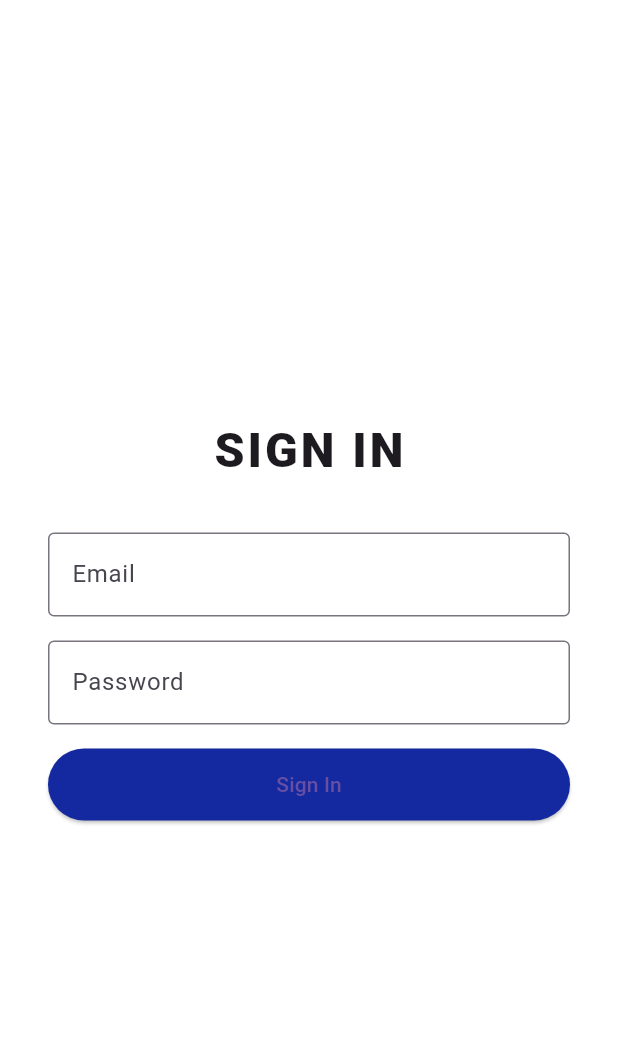
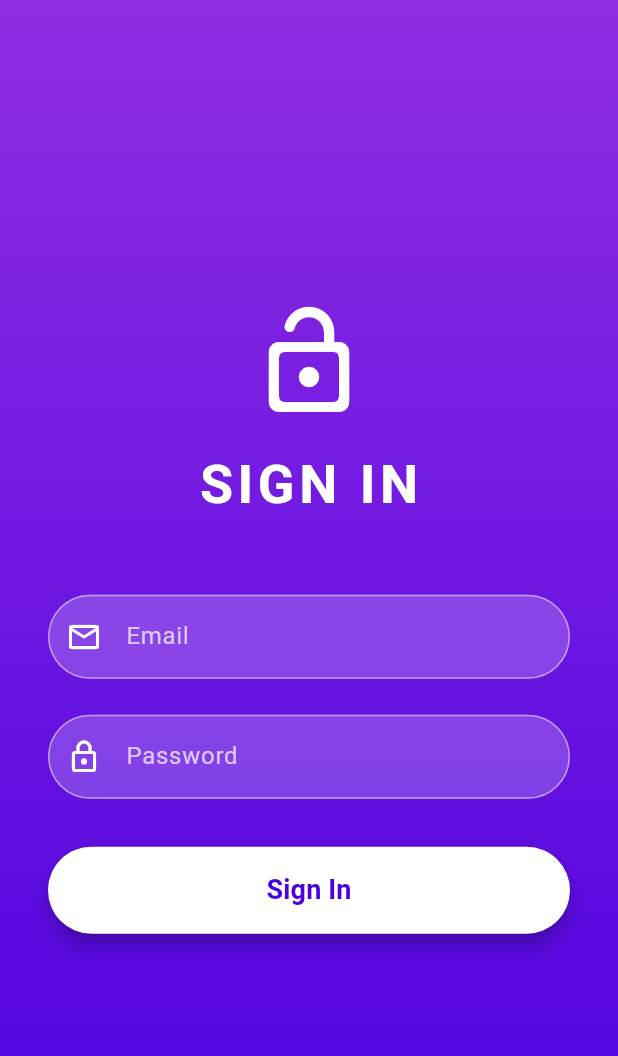
Before and after one commit to AryanSaxenaa/Kintsugi, a Flutter app: the LoginScreen screen opened directly, on a phone screen of 412 x 824 dp. Shown: the top 1056 px of the screen. Run offline on Flutter 3.47's test engine with Material 3 defaults, Android fonts, the light colour scheme and no system bars; Roboto replaces fonts that are missing (RobotoCondensed).

Commit message:
enhancement in UI

```diff
--- a/lib/screens/login_screen.dart
+++ b/lib/screens/login_screen.dart
@@ -8,51 +8,97 @@ class LoginScreen extends StatefulWidget {
   State<LoginScreen> createState() => _LoginScreenState();
 }
 
-class _LoginScreenState extends State<LoginScreen> {
+class _LoginScreenState extends State<LoginScreen> with SingleTickerProviderStateMixin {
   final TextEditingController _emailController = TextEditingController();
   final TextEditingController _passwordController = TextEditingController();
+
+  late AnimationController _animationController;
+  late Animation<double> _fadeInAnimation;
+
+  @override
+  void initState() {
+    super.initState();
+    _animationController = AnimationController(
+      vsync: this,
+      duration: const Duration(milliseconds: 1000),
+    );
+    _fadeInAnimation = CurvedAnimation(
+      parent: _animationController,
+      curve: Curves.easeIn,
+    );
+    _animationController.forward();
+  }
+
+  @override
+  void dispose() {
+    _animationController.dispose();
+    _emailController.dispose();
+    _passwordController.dispose();
+    super.dispose();
+  }
 
   @override
   Widget build(BuildContext context) {
     return Scaffold(
-      backgroundColor: Colors.white,
-      body: Center(
+      body: Container(
+        decoration: const BoxDecoration(
+          gradient: LinearGradient(
+            begin: Alignment.topCenter,
+            end: Alignment.bottomCenter,
+            colors: [
+              Color(0xFF8E2DE2), // Purple
+              Color(0xFF4A00E0), // Darker Purple
+            ],
+          ),
+        ),
+        child: Center(
           child: SingleChildScrollView(
             padding: const EdgeInsets.symmetric(horizontal: 32, vertical: 24),
+            child: FadeTransition(
+              opacity: _fadeInAnimation,
               child: Column(
                 mainAxisAlignment: MainAxisAlignment.center,
                 children: [
+                  const Icon(
+                    Icons.lock_open_rounded,
+                    color: Colors.white,
+                    size: 80,
+                  ),
+                  const SizedBox(height: 16),
                   const Text(
                     'SIGN IN',
                     style: TextStyle(
-                  fontSize: 32,
-                  fontWeight: FontWeight.w900,
-                  fontFamily: 'RobotoCondensed',
-                  letterSpacing: 2,
+                      fontSize: 36,
+                      fontWeight: FontWeight.bold,
+                      color: Colors.white,
+                      letterSpacing: 3,
                     ),
                   ),
+                  const SizedBox(height: 48),
+                  _buildTextField(
+                    controller: _emailController,
+                    labelText: 'Email',
+                    icon: Icons.email_outlined,
+                  ),
+                  const SizedBox(height: 24),
+                  _buildTextField(
+                    controller: _passwordController,
+                    labelText: 'Password',
+                    icon: Icons.lock_outline,
+                    obscureText: true,
+                  ),
                   const SizedBox(height: 32),
-              TextField(
-                controller: _emailController,
-                decoration: const InputDecoration(
-                  labelText: 'Email',
-                  border: OutlineInputBorder(),
+                  SizedBox(
+                    width: double.infinity,
+                    child: ElevatedButton(
+                      style: ElevatedButton.styleFrom(
+                        backgroundColor: Colors.white,
+                        foregroundColor: const Color(0xFF4A00E0),
+                        padding: const EdgeInsets.symmetric(vertical: 16),
+                        shape: RoundedRectangleBorder(
+                          borderRadius: BorderRadius.circular(30),
                         ),
-              ),
-              const SizedBox(height: 16),
-              TextField(
-                controller: _passwordController,
-                obscureText: true,
-                decoration: const InputDecoration(
-                  labelText: 'Password',
-                  border: OutlineInputBorder(),
-                ),
-              ),
-              const SizedBox(height: 16),
-              ElevatedButton(
-                style: ElevatedButton.styleFrom(
-                  minimumSize: const Size.fromHeight(48),
-                  backgroundColor: const Color(0xFF1428A0),
+                        elevation: 5,
                       ),
                       onPressed: () {
                         // Demo credentials: user@demo.com / demo123
@@ -61,12 +107,49 @@ class _LoginScreenState extends State<LoginScreen> {
                           MaterialPageRoute(builder: (context) => const ChatScreen()),
                         );
                       },
-                child: const Text('Sign In'),
+                      child: const Text(
+                        'Sign In',
+                        style: TextStyle(
+                          fontSize: 18,
+                          fontWeight: FontWeight.bold,
+                        ),
+                      ),
+                    ),
                   ),
                 ],
               ),
             ),
           ),
+        ),
+      ),
+    );
+  }
+
+  Widget _buildTextField({
+    required TextEditingController controller,
+    required String labelText,
+    required IconData icon,
+    bool obscureText = false,
+  }) {
+    return TextField(
+      controller: controller,
+      obscureText: obscureText,
+      style: const TextStyle(color: Colors.white),
+      decoration: InputDecoration(
+        labelText: labelText,
+        labelStyle: TextStyle(color: Colors.white.withOpacity(0.7)),
+        prefixIcon: Icon(icon, color: Colors.white),
+        filled: true,
+        fillColor: Colors.white.withOpacity(0.2),
+        enabledBorder: OutlineInputBorder(
+          borderRadius: BorderRadius.circular(30),
+          borderSide: BorderSide(color: Colors.white.withOpacity(0.5)),
+        ),
+        focusedBorder: OutlineInputBorder(
+          borderRadius: BorderRadius.circular(30),
+          borderSide: const BorderSide(color: Colors.white, width: 2),
+        ),
+      ),
     );
   }
 }
--- a/lib/screens/onboarding_screen.dart
+++ b/lib/screens/onboarding_screen.dart
@@ -14,22 +14,22 @@ class _OnboardingScreenState extends State<OnboardingScreen> {
 
   final List<Map<String, String>> features = [
     {
-      'title': 'Text Query Processing',
-      'desc': 'Get instant answers from your washing machine.',
+      'title': 'Jusk Ask!',
+      'desc': 'Get instant answers for your washing machine',
       'img': 'assets/app-images/washing-machine-front-sixe.png',
     },
     {
-      'title': 'Audio Analysis',
+      'title': 'Instant Diagnosis',
       'desc': 'Diagnose issues by uploading machine sounds.',
       'img': 'assets/app-images/Detergent-floating.png',
     },
     {
-      'title': 'Image Diagnosis',
+      'title': 'Upload Images',
       'desc': 'Upload machine images for instant diagnostics.',
       'img': 'assets/app-images/washing-machine-along-with-laundary.png',
     },
     {
-      'title': 'Voice Integration',
+      'title': 'Hands free support',
       'desc': 'Talk to Kintsugi for hands-free support.',
       'img': 'assets/app-images/washing-machine-with-people-around-it.png',
     },
@@ -117,7 +117,10 @@ class _OnboardingScreenState extends State<OnboardingScreen> {
                     );
                   }
                 },
-                child: Text(_currentPage == features.length - 1 ? 'Get Started' : 'Next'),
+                child: Text(
+                  _currentPage == features.length - 1 ? 'Get Started' : 'Next',
+                  style: const TextStyle(color: Colors.white),
+                ),
               ),
             ),
             const SizedBox(height: 24),
```
Lines whose indentation alone changed are shown as unchanged.
